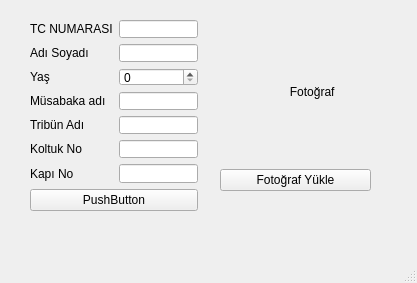
ahmetarifozden/TFF, file mainwindow.ui: the form before one commit.
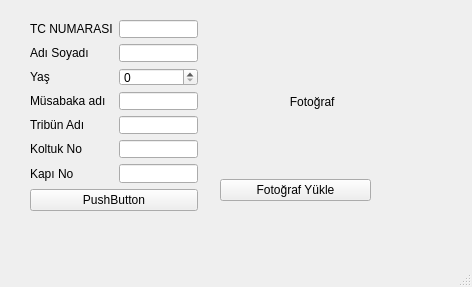
The form after the commit.

What changed in the file:
```diff
--- a/mainwindow.ui
+++ b/mainwindow.ui
@@ -6,8 +6,8 @@
    <rect>
     <x>0</x>
     <y>0</y>
-    <width>417</width>
-    <height>283</height>
+    <width>472</width>
+    <height>287</height>
    </rect>
   </property>
   <property name="windowTitle">
@@ -111,7 +111,7 @@
     <property name="geometry">
      <rect>
       <x>220</x>
-      <y>20</y>
+      <y>30</y>
       <width>151</width>
       <height>171</height>
      </rect>
```
Left out of the diff: 2 changed lines with no effect on the pictures.
